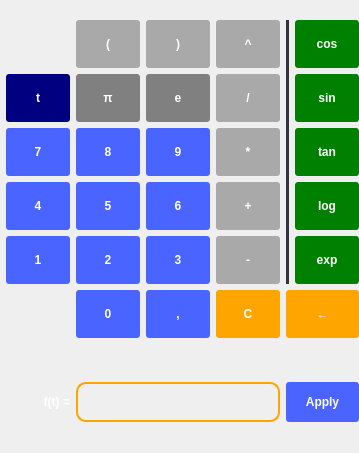
Old version of the form ui/math.ui in the repository analogdevicesinc/scopy.
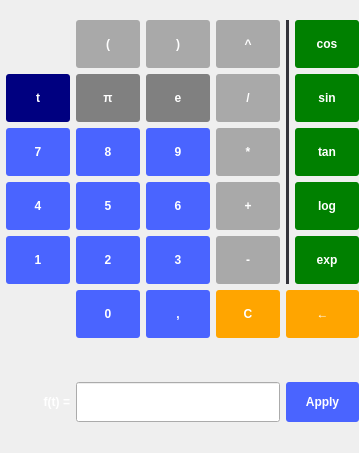
New version of the form.

Commit message:
ui/math.ui: remove QLineEdit stylesheet
The stylesheet parts that don't refer to the functionality of the
QLineEdit were removed so they don't override global.qss

Patch:
```diff
--- a/ui/math.ui
+++ b/ui/math.ui
@@ -501,18 +501,7 @@
       </size>
      </property>
      <property name="styleSheet">
-      <string notr="true">QLineEdit {
-height: 32px;
-color: white;
-font-family: &quot;monospace&quot; 14;
-font-weight: bold;
-border: 2px solid;
-border-color: orange;
-border-radius: 10px;
-padding: 0 8px;
-background: transparent;
-selection-background-color: darkgray;
-}
+      <string notr="true">
 QLineEdit[invalid=true] {
 border-color: red;
 }
```
